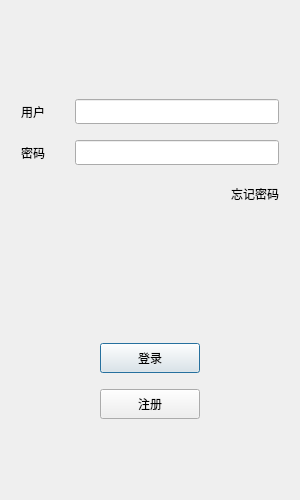
The window that NovaChatClient/logindialog.ui (KlangTjews/NovaChat) describes before a commit, drawn with Qt 5.
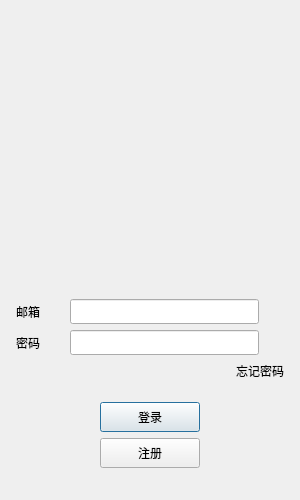
The same window after the commit. Icons and pictures are not drawn. Custom widgets are drawn as their Qt base class.

Commit message: 项目邮箱登录实现, 未搭建状态服务器

The edit to the form file:
```diff
--- a/NovaChatClient/logindialog.ui
+++ b/NovaChatClient/logindialog.ui
@@ -25,9 +25,9 @@
   <property name="windowTitle">
    <string>Dialog</string>
   </property>
-  <layout class="QVBoxLayout" name="verticalLayout_2">
+  <layout class="QVBoxLayout" name="verticalLayout_3">
    <item>
-    <layout class="QVBoxLayout" name="verticalLayout">
+    <layout class="QVBoxLayout" name="verticalLayout_2">
      <property name="leftMargin">
       <number>5</number>
      </property>
@@ -41,10 +41,50 @@
       <number>5</number>
      </property>
      <item>
-      <widget class="QWidget" name="widget" native="true">
+      <widget class="QLabel" name="err_tip">
+       <property name="minimumSize">
+        <size>
+         <width>0</width>
+         <height>25</height>
+        </size>
+       </property>
+       <property name="maximumSize">
+        <size>
+         <width>16777215</width>
+         <height>25</height>
+        </size>
+       </property>
+       <property name="text">
+        <string/>
+       </property>
+       <property name="alignment">
+        <set>Qt::AlignmentFlag::AlignCenter</set>
+       </property>
+      </widget>
+     </item>
+     <item>
+      <widget class="QWidget" name="head_widget" native="true">
+       <property name="minimumSize">
+        <size>
+         <width>200</width>
+         <height>230</height>
+        </size>
+       </property>
        <layout class="QGridLayout" name="gridLayout">
-        <item row="0" column="0">
-         <widget class="QLabel" name="label">
+        <item row="1" column="0">
+         <widget class="QLabel" name="head_label">
+          <property name="minimumSize">
+           <size>
+            <width>200</width>
+            <height>200</height>
+           </size>
+          </property>
+          <property name="maximumSize">
+           <size>
+            <width>200</width>
+            <height>200</height>
+           </size>
+          </property>
           <property name="text">
            <string/>
           </property>
@@ -56,87 +96,24 @@
           </property>
          </widget>
         </item>
-        <item row="1" column="0">
-         <spacer name="verticalSpacer">
-          <property name="orientation">
-           <enum>Qt::Orientation::Vertical</enum>
-          </property>
-          <property name="sizeHint" stdset="0">
-           <size>
-            <width>20</width>
-            <height>40</height>
-           </size>
-          </property>
-         </spacer>
-        </item>
        </layout>
       </widget>
      </item>
      <item>
-      <layout class="QHBoxLayout" name="horizontalLayout">
-       <property name="leftMargin">
-        <number>5</number>
+      <spacer name="verticalSpacer_3">
+       <property name="orientation">
+        <enum>Qt::Orientation::Vertical</enum>
        </property>
-       <property name="topMargin">
-        <number>5</number>
+       <property name="sizeHint" stdset="0">
+        <size>
+         <width>20</width>
+         <height>40</height>
+        </size>
        </property>
-       <property name="rightMargin">
-        <number>5</number>
-       </property>
-       <property name="bottomMargin">
-        <number>5</number>
-       </property>
-       <item>
-        <widget class="QLabel" name="user_label">
-         <property name="minimumSize">
-          <size>
-           <width>48</width>
-           <height>25</height>
-          </size>
-         </property>
-         <property name="maximumSize">
-          <size>
-           <width>48</width>
-           <height>25</height>
-          </size>
-         </property>
-         <property name="text">
-          <string>用户</string>
-         </property>
-        </widget>
-       </item>
-       <item>
-        <widget class="QLineEdit" name="user_edit">
-         <property name="minimumSize">
-          <size>
-           <width>0</width>
-           <height>25</height>
-          </size>
-         </property>
-         <property name="maximumSize">
-          <size>
-           <width>16777215</width>
-           <height>25</height>
-          </size>
-         </property>
-        </widget>
-       </item>
-      </layout>
+      </spacer>
      </item>
      <item>
       <layout class="QHBoxLayout" name="horizontalLayout_2">
-       <property name="leftMargin">
-        <number>5</number>
-       </property>
-       <property name="topMargin">
-        <number>5</number>
-       </property>
-       <property name="rightMargin">
-        <number>5</number>
-       </property>
-       <property name="bottomMargin">
-        <number>5</number>
-       </property>
        <item>
         <widget class="QLabel" name="pw_label">
          <property name="minimumSize">
@@ -152,10 +129,7 @@
           </size>
          </property>
          <property name="text">
-          <string>密码</string>
-         </property>
-         <property name="alignment">
-          <set>Qt::AlignmentFlag::AlignLeading|Qt::AlignmentFlag::AlignLeft|Qt::AlignmentFlag::AlignVCenter</set>
+          <string>邮箱</string>
          </property>
         </widget>
        </item>
@@ -175,24 +149,83 @@
          </property>
         </widget>
        </item>
+       <item>
+        <spacer name="horizontalSpacer_6">
+         <property name="orientation">
+          <enum>Qt::Orientation::Horizontal</enum>
+         </property>
+         <property name="sizeType">
+          <enum>QSizePolicy::Policy::Fixed</enum>
+         </property>
+         <property name="sizeHint" stdset="0">
+          <size>
+           <width>25</width>
+           <height>20</height>
+          </size>
+         </property>
+        </spacer>
+       </item>
       </layout>
      </item>
      <item>
       <layout class="QHBoxLayout" name="horizontalLayout_3">
-       <property name="leftMargin">
-        <number>5</number>
-       </property>
-       <property name="topMargin">
-        <number>5</number>
-       </property>
-       <property name="rightMargin">
-        <number>5</number>
-       </property>
-       <property name="bottomMargin">
-        <number>5</number>
-       </property>
        <item>
-        <spacer name="horizontalSpacer_5">
+        <widget class="QLabel" name="pass_label">
+         <property name="minimumSize">
+          <size>
+           <width>48</width>
+           <height>25</height>
+          </size>
+         </property>
+         <property name="maximumSize">
+          <size>
+           <width>48</width>
+           <height>25</height>
+          </size>
+         </property>
+         <property name="text">
+          <string>密码</string>
+         </property>
+        </widget>
+       </item>
+       <item>
+        <widget class="QLineEdit" name="pass_edit">
+         <property name="minimumSize">
+          <size>
+           <width>0</width>
+           <height>25</height>
+          </size>
+         </property>
+         <property name="maximumSize">
+          <size>
+           <width>16777215</width>
+           <height>25</height>
+          </size>
+         </property>
+        </widget>
+       </item>
+       <item>
+        <spacer name="horizontalSpacer_7">
+         <property name="orientation">
+          <enum>Qt::Orientation::Horizontal</enum>
+         </property>
+         <property name="sizeType">
+          <enum>QSizePolicy::Policy::Fixed</enum>
+         </property>
+         <property name="sizeHint" stdset="0">
+          <size>
+           <width>25</width>
+           <height>20</height>
+          </size>
+         </property>
+        </spacer>
+       </item>
+      </layout>
+     </item>
+     <item>
+      <layout class="QHBoxLayout" name="horizontalLayout_4">
+       <item>
+        <spacer name="horizontalSpacer">
          <property name="orientation">
           <enum>Qt::Orientation::Horizontal</enum>
          </property>
@@ -206,18 +239,6 @@
        </item>
        <item>
         <widget class="ClickedLabel" name="forget_label">
-         <property name="minimumSize">
-          <size>
-           <width>0</width>
-           <height>25</height>
-          </size>
-         </property>
-         <property name="maximumSize">
-          <size>
-           <width>16777215</width>
-           <height>25</height>
-          </size>
-         </property>
          <property name="text">
           <string>忘记密码</string>
          </property>
@@ -239,34 +260,9 @@
       </spacer>
      </item>
      <item>
-      <spacer name="verticalSpacer_4">
-       <property name="orientation">
-        <enum>Qt::Orientation::Vertical</enum>
-       </property>
-       <property name="sizeHint" stdset="0">
-        <size>
-         <width>20</width>
-         <height>40</height>
-        </size>
-       </property>
-      </spacer>
-     </item>
-     <item>
-      <layout class="QHBoxLayout" name="horizontalLayout_4">
-       <property name="leftMargin">
-        <number>5</number>
-       </property>
-       <property name="topMargin">
-        <number>5</number>
-       </property>
-       <property name="rightMargin">
-        <number>5</number>
-       </property>
-       <property name="bottomMargin">
-        <number>5</number>
-       </property>
+      <layout class="QHBoxLayout" name="horizontalLayout_5">
        <item>
-        <spacer name="horizontalSpacer">
+        <spacer name="horizontalSpacer_2">
          <property name="orientation">
           <enum>Qt::Orientation::Horizontal</enum>
          </property>
@@ -286,47 +282,12 @@
            <height>30</height>
           </size>
          </property>
-         <property name="maximumSize">
-          <size>
-           <width>16777215</width>
-           <height>16777215</height>
-          </size>
-         </property>
          <property name="text">
           <string>登录</string>
          </property>
         </widget>
        </item>
        <item>
-        <spacer name="horizontalSpacer_2">
-         <property name="orientation">
-          <enum>Qt::Orientation::Horizontal</enum>
-         </property>
-         <property name="sizeHint" stdset="0">
-          <size>
-           <width>40</width>
-           <height>20</height>
-          </size>
-         </property>
-        </spacer>
-       </item>
-      </layout>
-     </item>
-     <item>
-      <layout class="QHBoxLayout" name="horizontalLayout_5">
-       <property name="leftMargin">
-        <number>5</number>
-       </property>
-       <property name="topMargin">
-        <number>5</number>
-       </property>
-       <property name="rightMargin">
-        <number>5</number>
-       </property>
-       <property name="bottomMargin">
-        <number>5</number>
-       </property>
-       <item>
         <spacer name="horizontalSpacer_3">
          <property name="orientation">
           <enum>Qt::Orientation::Horizontal</enum>
@@ -339,6 +300,23 @@
          </property>
         </spacer>
        </item>
+      </layout>
+     </item>
+     <item>
+      <layout class="QHBoxLayout" name="horizontalLayout_6">
+       <item>
+        <spacer name="horizontalSpacer_4">
+         <property name="orientation">
+          <enum>Qt::Orientation::Horizontal</enum>
+         </property>
+         <property name="sizeHint" stdset="0">
+          <size>
+           <width>40</width>
+           <height>20</height>
+          </size>
+         </property>
+        </spacer>
+       </item>
        <item>
         <widget class="QPushButton" name="reg_btn">
          <property name="minimumSize">
@@ -353,7 +331,7 @@
         </widget>
        </item>
        <item>
-        <spacer name="horizontalSpacer_4">
+        <spacer name="horizontalSpacer_5">
          <property name="orientation">
           <enum>Qt::Orientation::Horizontal</enum>
          </property>
@@ -368,7 +346,7 @@
       </layout>
      </item>
      <item>
-      <spacer name="verticalSpacer_3">
+      <spacer name="verticalSpacer">
        <property name="orientation">
         <enum>Qt::Orientation::Vertical</enum>
        </property>
```
Left out of the diff: 14 changed lines with no effect on the pictures. The commit also changes 15 other files.
